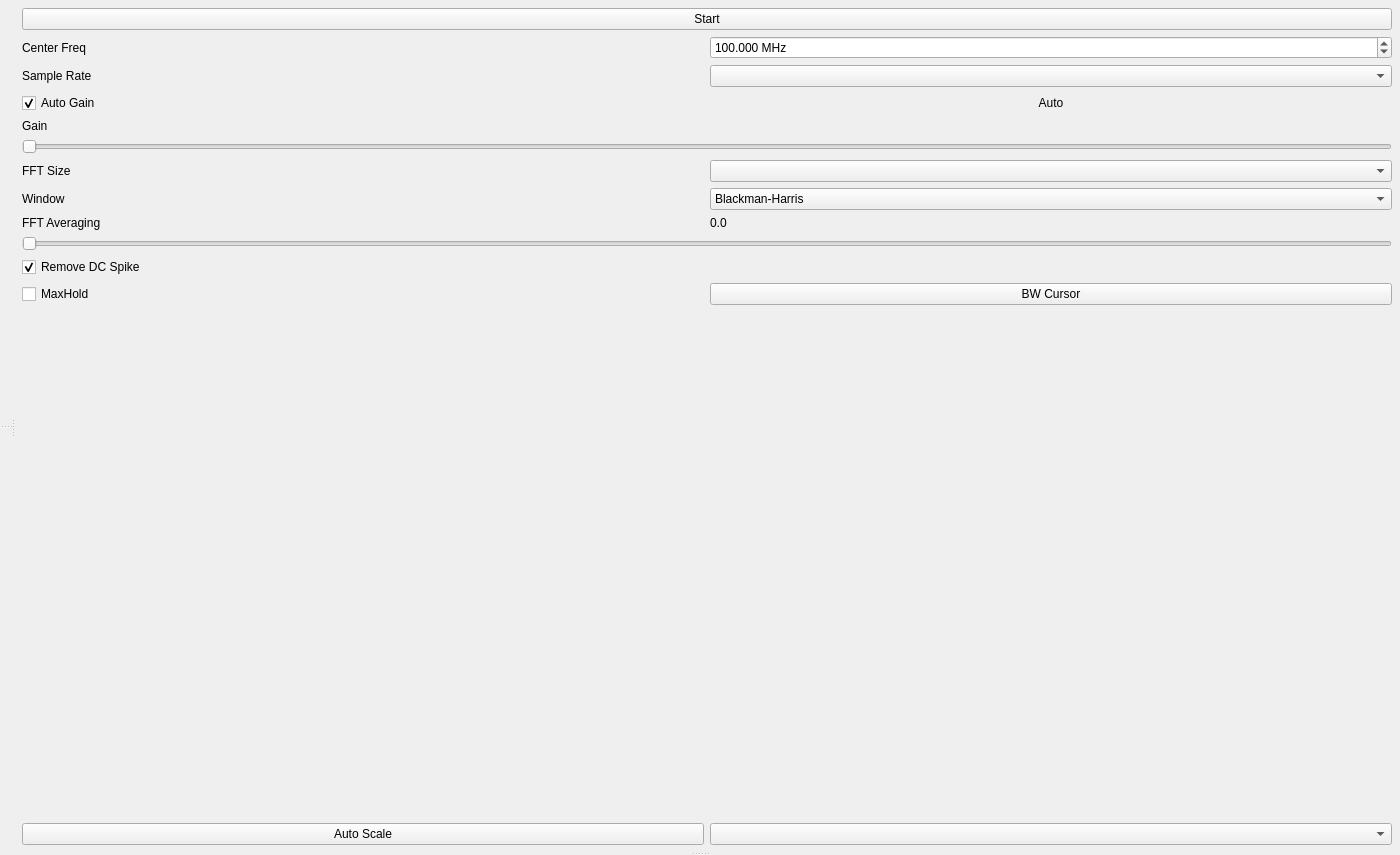
Before: the Qt Designer form src/RadioWizardMain/MainWindow.ui in sfestenstein/RadioWizard, drawn with Qt 5.
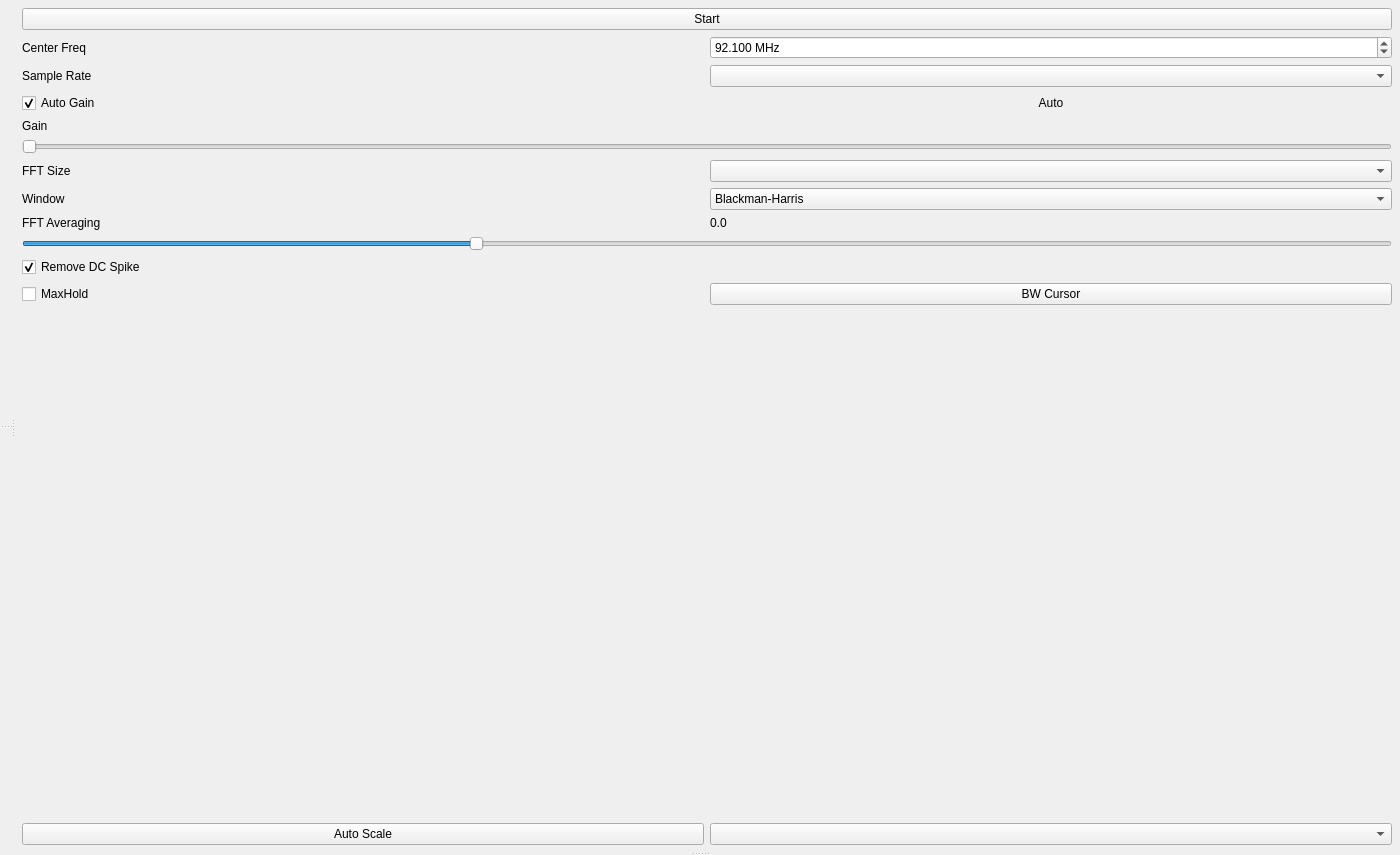
After: the same form once the commit is applied. Custom widgets are drawn as their Qt base class.

Commit message: Updating some default values.

Diff of the .ui file:
```diff
--- a/src/RadioWizardMain/MainWindow.ui
+++ b/src/RadioWizardMain/MainWindow.ui
@@ -183,7 +183,7 @@
                <double>0.100000000000000</double>
               </property>
               <property name="value">
-               <double>100.000000000000000</double>
+               <double>92.100000000000000</double>
               </property>
              </widget>
             </item>
@@ -324,7 +324,7 @@
                <number>100</number>
               </property>
               <property name="value">
-               <number>0</number>
+               <number>33</number>
               </property>
               <property name="orientation">
                <enum>Qt::Orientation::Horizontal</enum>
```
The commit also changes 1 other file.
